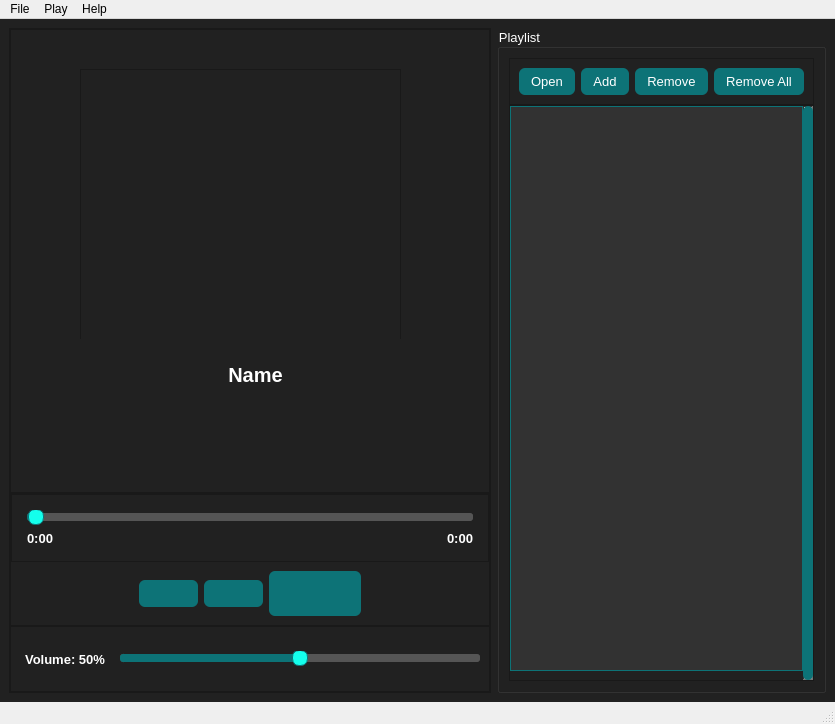
LES4975/PyQt_MP3_Player, file qt_mp3_player.ui: the form before one commit.
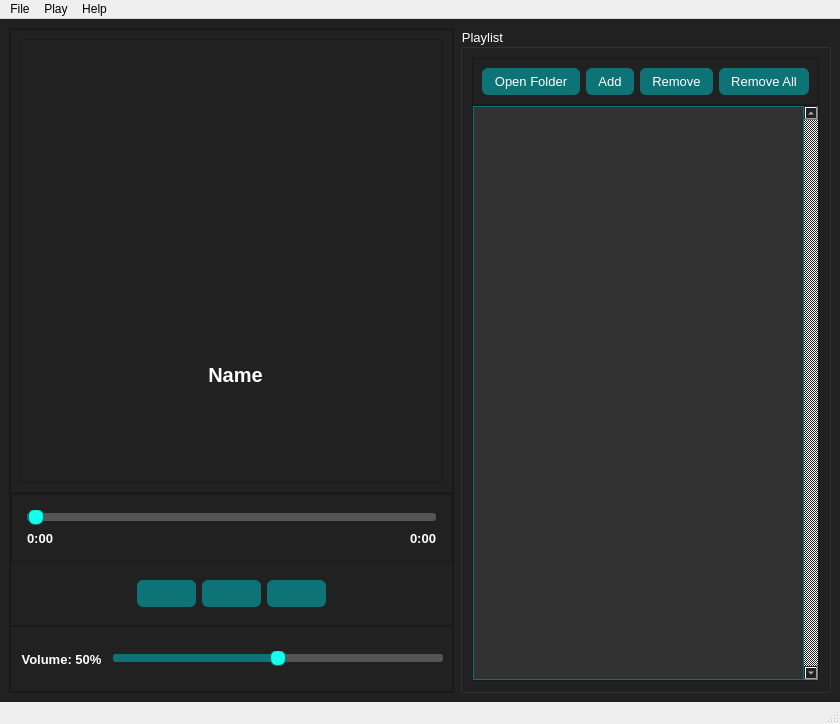
The form after the commit. Icons and pictures are not drawn.

Commit message: UI 완성!

Diff of the .ui file:
```diff
--- a/qt_mp3_player.ui
+++ b/qt_mp3_player.ui
@@ -6,7 +6,7 @@
    <rect>
     <x>0</x>
     <y>0</y>
-    <width>835</width>
+    <width>840</width>
     <height>724</height>
    </rect>
   </property>
@@ -113,19 +113,6 @@
     background-color: #14FFEC;
     color: #000000;
 }
-
-QScrollBar:vertical {
-    background: #323232;
-    width: 10px;
-    margin: 0px;
-    border: none;
-}
-
-QScrollBar::handle:vertical {
-    background: #0D7377;
-    border-radius: 5px;
-    min-height: 20px;
-}
 </string>
    </property>
    <layout class="QHBoxLayout" name="horizontalLayout" stretch="6,4">
@@ -161,15 +148,9 @@
          <property name="frameShadow">
           <enum>QFrame::Raised</enum>
          </property>
+         <layout class="QVBoxLayout" name="verticalLayout_5">
+          <item>
          <widget class="QFrame" name="frame">
-          <property name="geometry">
-           <rect>
-            <x>70</x>
-            <y>40</y>
-            <width>321</width>
-            <height>341</height>
-           </rect>
-          </property>
           <property name="frameShape">
            <enum>QFrame::StyledPanel</enum>
           </property>
@@ -179,8 +160,8 @@
           <widget class="QLabel" name="lbl_music_cover">
            <property name="geometry">
             <rect>
-             <x>80</x>
-             <y>80</y>
+               <x>120</x>
+               <y>120</y>
              <width>171</width>
              <height>161</height>
             </rect>
@@ -204,8 +185,8 @@
           <widget class="QLabel" name="lbl_music_name">
            <property name="geometry">
             <rect>
-             <x>-10</x>
-             <y>270</y>
+               <x>30</x>
+               <y>300</y>
              <width>371</width>
              <height>71</height>
             </rect>
@@ -240,6 +221,8 @@
            </property>
           </widget>
          </widget>
+          </item>
+         </layout>
         </widget>
        </item>
        <item>
@@ -456,7 +439,7 @@
              <item>
               <widget class="QPushButton" name="btn_next">
                <property name="sizePolicy">
-                <sizepolicy hsizetype="Preferred" vsizetype="Preferred">
+                <sizepolicy hsizetype="Maximum" vsizetype="Maximum">
                  <horstretch>0</horstretch>
                  <verstretch>0</verstretch>
                 </sizepolicy>
@@ -606,12 +589,18 @@
              </sizepolicy>
             </property>
             <property name="text">
-             <string>Open</string>
+             <string>Open Folder</string>
             </property>
            </widget>
           </item>
           <item>
            <widget class="QPushButton" name="btn_add">
+            <property name="sizePolicy">
+             <sizepolicy hsizetype="Preferred" vsizetype="Preferred">
+              <horstretch>0</horstretch>
+              <verstretch>0</verstretch>
+             </sizepolicy>
+            </property>
             <property name="text">
              <string>Add</string>
             </property>
@@ -619,6 +608,12 @@
           </item>
           <item>
            <widget class="QPushButton" name="btn_remove">
+            <property name="sizePolicy">
+             <sizepolicy hsizetype="Preferred" vsizetype="Preferred">
+              <horstretch>0</horstretch>
+              <verstretch>0</verstretch>
+             </sizepolicy>
+            </property>
             <property name="text">
              <string>Remove</string>
             </property>
@@ -626,6 +621,12 @@
           </item>
           <item>
            <widget class="QPushButton" name="btn_remove_all">
+            <property name="sizePolicy">
+             <sizepolicy hsizetype="Preferred" vsizetype="Preferred">
+              <horstretch>0</horstretch>
+              <verstretch>0</verstretch>
+             </sizepolicy>
+            </property>
             <property name="text">
              <string>Remove All</string>
             </property>
@@ -642,9 +643,15 @@
            <verstretch>0</verstretch>
           </sizepolicy>
          </property>
+         <property name="styleSheet">
+          <string notr="true"/>
+         </property>
          <property name="verticalScrollBarPolicy">
           <enum>Qt::ScrollBarAlwaysOn</enum>
          </property>
+         <property name="sizeAdjustPolicy">
+          <enum>QAbstractScrollArea::AdjustToContents</enum>
+         </property>
          <property name="widgetResizable">
           <bool>true</bool>
          </property>
@@ -653,10 +660,13 @@
            <rect>
             <x>0</x>
             <y>0</y>
-            <width>292</width>
+            <width>324</width>
             <height>577</height>
            </rect>
           </property>
+          <property name="styleSheet">
+           <string notr="true"/>
+          </property>
           <layout class="QVBoxLayout" name="verticalLayout_4">
            <property name="leftMargin">
             <number>0</number>
@@ -667,6 +677,9 @@
            <property name="rightMargin">
             <number>0</number>
            </property>
+           <property name="bottomMargin">
+            <number>0</number>
+           </property>
            <item>
             <widget class="QListView" name="listView">
              <property name="sizePolicy">
@@ -694,7 +707,7 @@
     <rect>
      <x>0</x>
      <y>0</y>
-     <width>835</width>
+     <width>840</width>
      <height>21</height>
     </rect>
    </property>
```
Lines whose indentation alone changed are shown as unchanged.
